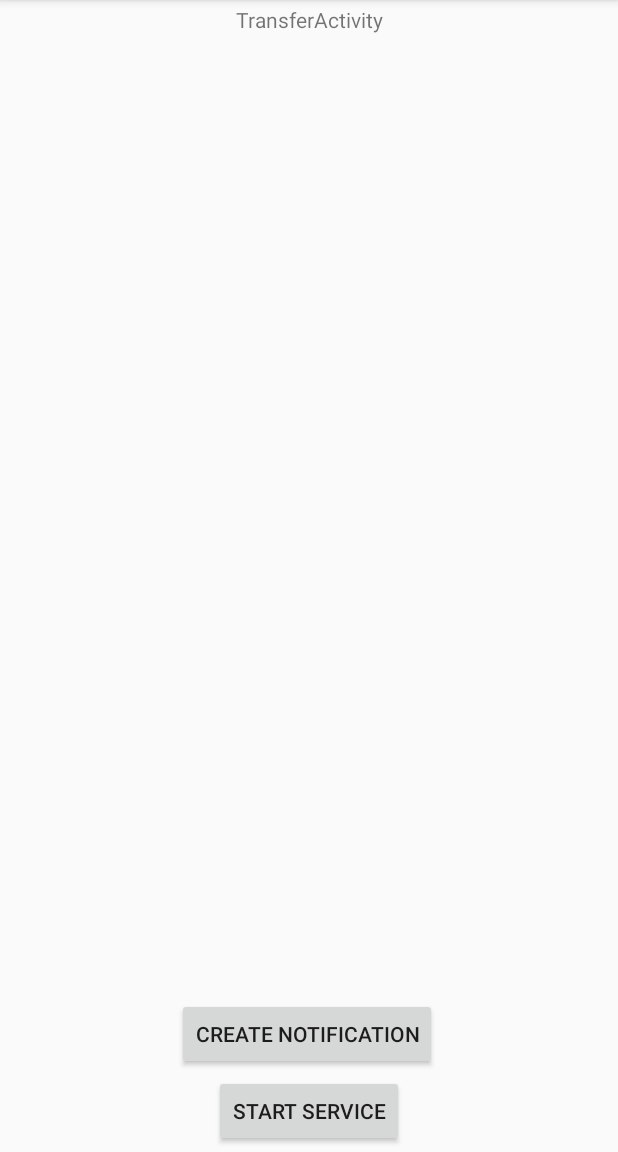
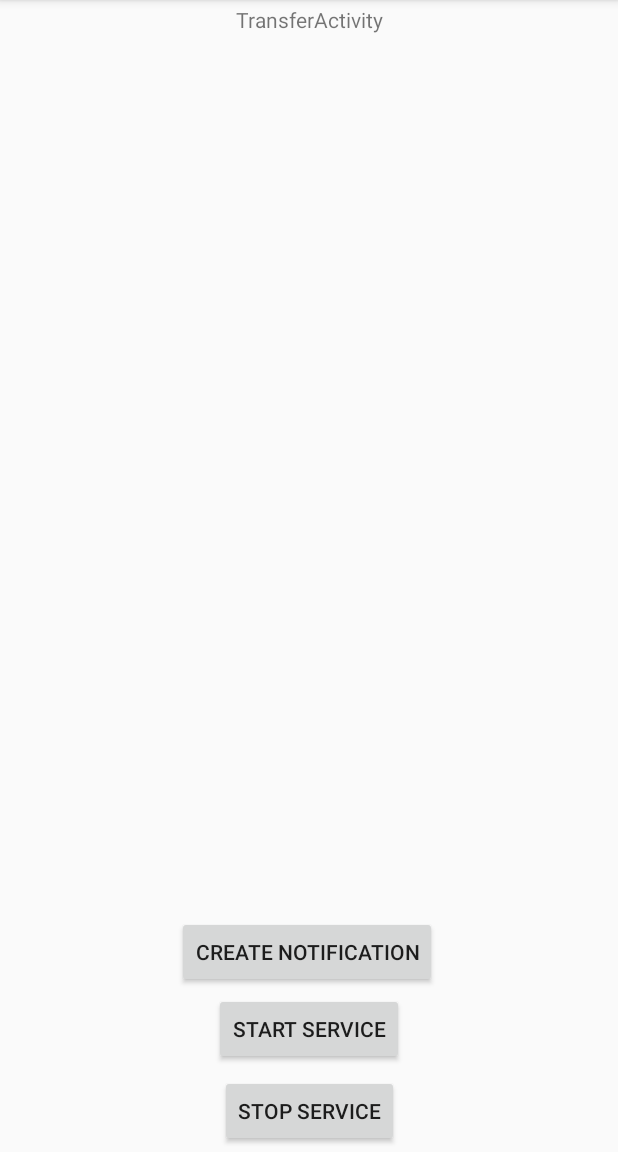
Before and after one commit to izrik/stevedore, an Android app: the TransferActivity screen opened directly, with no data from a screen before it, after a tap on "START SERVICE", on a phone screen of 412 x 824 dp, the part 84-1236 px from its top. Run offline under Robolectric (Android 15) with nearby library versions, the phone set to English and light mode, and no system bars.

Commit message:
Add a button to stop the background service.

```diff
--- a/app/src/main/java/com/izrik/stevedore/TransferActivity.java
+++ b/app/src/main/java/com/izrik/stevedore/TransferActivity.java
@@ -23,6 +23,7 @@ import android.widget.Toast;
 public class TransferActivity extends AppCompatActivity {
 
     private static final String CHANNEL_ID = "Transfer_Notification_Channel";
+    public static Intent serviceIntent = null;
 
     @Override
     protected void onCreate(Bundle savedInstanceState) {
@@ -33,13 +34,26 @@ public class TransferActivity extends AppCompatActivity {
         startServiceButton.setOnClickListener(new View.OnClickListener() {
             @Override
             public void onClick(View view) {
-                startService(
-                        new Intent(
-                                TransferActivity.this,
-                                TransferService.class));
+                if (serviceIntent == null) {
+                    serviceIntent = new Intent(
+                            TransferActivity.this,
+                            TransferService.class);
+                }
+                startService(serviceIntent);
 
             }
         });
+
+        Button stopServiceButton = (Button)findViewById(R.id.stop_service);
+        stopServiceButton.setOnClickListener(new View.OnClickListener() {
+            @Override
+            public void onClick(View view) {
+                if (serviceIntent != null) {
+                    stopService(serviceIntent);
+                }
+            }
+        });
+
         createNotificationChannel();
         Button createNotificationButton = (Button)findViewById(R.id.create_notification);
         createNotificationButton.setOnClickListener(new View.OnClickListener() {
--- a/app/src/main/res/layout/activity_transfer.xml
+++ b/app/src/main/res/layout/activity_transfer.xml
@@ -22,20 +22,6 @@
         app:layout_constraintTop_toTopOf="parent" />
 
     <Button
-        android:id="@+id/start_service"
-        android:layout_width="wrap_content"
-        android:layout_height="wrap_content"
-        android:layout_marginStart="3dp"
-        android:layout_marginTop="3dp"
-        android:layout_marginEnd="3dp"
-        android:layout_marginBottom="3dp"
-        android:text="Start Service"
-        app:layout_constraintBottom_toBottomOf="parent"
-        app:layout_constraintEnd_toEndOf="parent"
-        app:layout_constraintStart_toStartOf="parent"
-        app:layout_constraintTop_toBottomOf="@id/create_notification" />
-
-    <Button
         android:id="@+id/create_notification"
         android:layout_width="wrap_content"
         android:layout_height="wrap_content"
@@ -46,4 +32,32 @@
         app:layout_constraintEnd_toEndOf="parent"
         app:layout_constraintStart_toStartOf="parent"
         app:layout_constraintTop_toBottomOf="@+id/textView2" />
+
+    <Button
+        android:id="@+id/start_service"
+        android:layout_width="wrap_content"
+        android:layout_height="wrap_content"
+        android:layout_marginStart="3dp"
+        android:layout_marginTop="3dp"
+        android:layout_marginEnd="3dp"
+        android:layout_marginBottom="3dp"
+        android:text="Start Service"
+        app:layout_constraintBottom_toTopOf="@id/stop_service"
+        app:layout_constraintEnd_toEndOf="parent"
+        app:layout_constraintStart_toStartOf="parent"
+        app:layout_constraintTop_toBottomOf="@id/create_notification" />
+
+    <Button
+        android:id="@+id/stop_service"
+        android:layout_width="wrap_content"
+        android:layout_height="wrap_content"
+        android:layout_marginStart="3dp"
+        android:layout_marginTop="3dp"
+        android:layout_marginEnd="3dp"
+        android:layout_marginBottom="3dp"
+        android:text="Stop Service"
+        app:layout_constraintBottom_toBottomOf="parent"
+        app:layout_constraintEnd_toEndOf="parent"
+        app:layout_constraintStart_toStartOf="parent"
+        app:layout_constraintTop_toBottomOf="@id/start_service" />
 </android.support.constraint.ConstraintLayout>
--- a/build.gradle
+++ b/build.gradle
@@ -7,7 +7,7 @@ buildscript {
         jcenter()
     }
     dependencies {
-        classpath 'com.android.tools.build:gradle:3.2.1'
+        classpath 'com.android.tools.build:gradle:3.5.3'
 
 
         // NOTE: Do not place your application dependencies here; they belong
```
Also changed, not shown: gradle/wrapper/gradle-wrapper.properties.
